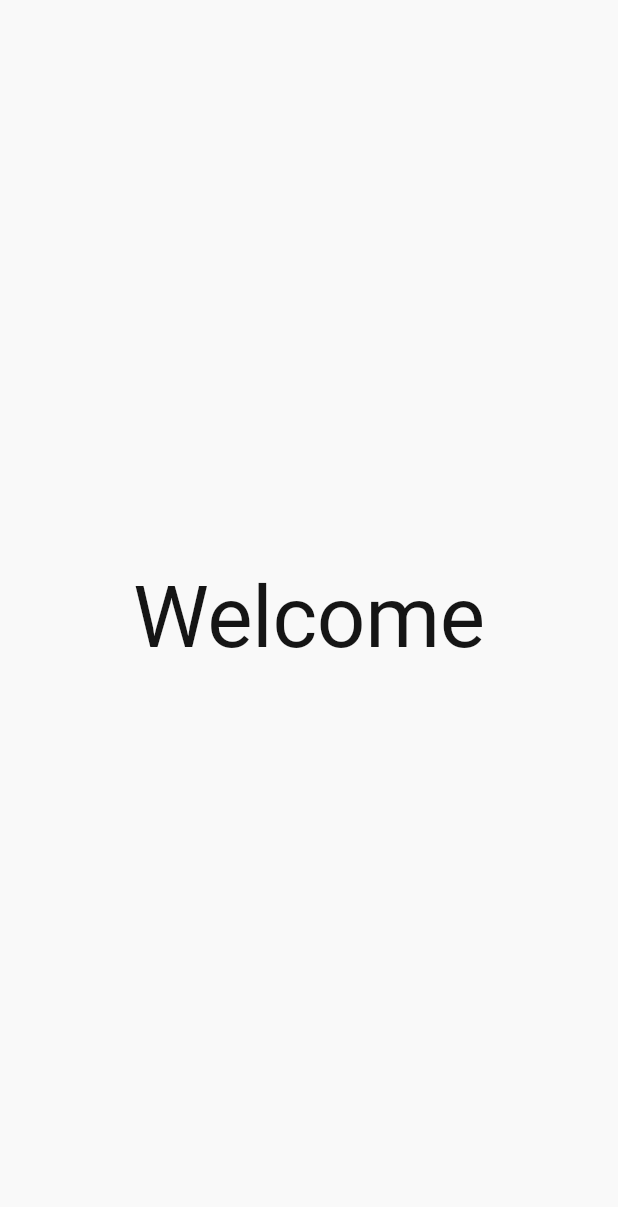
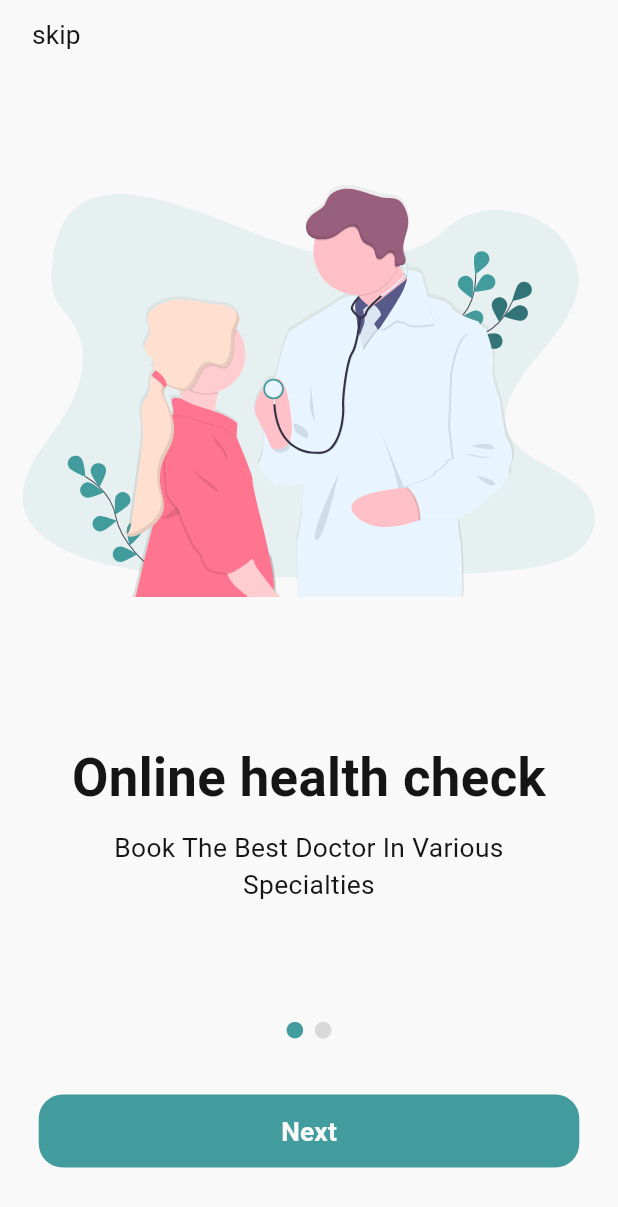
Before and after one commit to MHD912/medi_slot, a Flutter app: the screen it shows after launch, on a phone screen of 412 x 824 dp. Shown: the top 1207 px of the screen. Run offline on Flutter 3.47's test engine with Material 3 defaults, Android fonts, the phone set to English and light mode, and no system bars; our stand-ins replace easy_localization, flutter_bloc, flutter_screenutil, flutter_svg, get_it, go_router and 1 more.

Commit message:
Added `onboarding_page` design and logic.

```diff
--- a/assets/translations/ar.json
+++ b/assets/translations/ar.json
@@ -6,7 +6,7 @@
     "near_to_you": "قريب منك",
     "schedule_you_visit": "حدد موعد زيارتك في أي وقت يناسبك",
     "get_started": "ابدأ الآن",
-    "welcome": "مرحباً",
+    "welcome": "مرحباً !",
     "login": "تسجيل الدخول",
     "signup": "إنشاء حساب",
     "name": "الاسم",
--- a/assets/translations/en.json
+++ b/assets/translations/en.json
@@ -6,7 +6,7 @@
     "near_to_you": "Near To You",
     "schedule_you_visit": "Schedule Your Visit At Any Time That Suits You",
     "get_started": "Get Started",
-    "welcome": "Welcome",
+    "welcome": "Welcome !",
     "login": "Log In",
     "signup": "Sign Up",
     "name": "Name",
--- a/devtools_options.yaml
+++ b/devtools_options.yaml
@@ -1,3 +1,4 @@
 description: This file stores settings for Dart & Flutter DevTools.
 documentation: https://docs.flutter.dev/tools/devtools/extensions#configure-extension-enablement-states
 extensions:
+  - provider: true
--- /dev/null
+++ b/lib/core/constants/app_styles.dart
@@ -0,0 +1,27 @@
+import 'package:flutter/material.dart';
+import 'package:flutter_screenutil/flutter_screenutil.dart';
+
+class AppStyles {
+  static TextStyle f16w400OnSurface(BuildContext context) => TextStyle(
+        fontSize: 16.sp,
+        fontWeight: FontWeight.w400,
+        color: Theme.of(context).colorScheme.onSurface,
+      );
+
+  static TextStyle f16w700(BuildContext context) => TextStyle(
+        fontSize: 16.sp,
+        fontWeight: FontWeight.w700,
+      );
+
+  static TextStyle f32w700OnSurface(BuildContext context) => TextStyle(
+        fontSize: 32.sp,
+        fontWeight: FontWeight.w700,
+        color: Theme.of(context).colorScheme.onSurface,
+      );
+
+  static TextStyle f40w700OnSurface(BuildContext context) => TextStyle(
+        fontSize: 40.sp,
+        fontWeight: FontWeight.w700,
+        color: Theme.of(context).colorScheme.onSurface,
+      );
+}
--- a/lib/core/router/app_router.dart
+++ b/lib/core/router/app_router.dart
@@ -1,7 +1,9 @@
 import 'package:flutter/material.dart';
+import 'package:flutter_bloc/flutter_bloc.dart';
 import 'package:go_router/go_router.dart';
 
 import '../../features/home/page/home_page.dart';
+import '../../features/onboarding/onboarding_page/cubit/onboarding_cubit.dart';
 import '../../features/onboarding/onboarding_page/page/onboarding_page.dart';
 import '../../features/onboarding/welcome_page/page/welcome_page.dart';
 import '../../features/splash/page/splash_screen.dart';
@@ -20,7 +22,10 @@ class AppRouter {
             path: 'onboarding',
             name: AppRoutes.onboarding.name,
             pageBuilder: TransitionFactory.fadingPageBuilder(
-              child: const OnboardingPage(),
+              child: BlocProvider(
+                create: (context) => OnboardingCubit(),
+                child: OnboardingPage(),
+              ),
             ),
           ),
           GoRoute(
--- a/lib/features/onboarding/onboarding_page/cubit/onboarding_cubit.dart
+++ b/lib/features/onboarding/onboarding_page/cubit/onboarding_cubit.dart
@@ -1,8 +1,37 @@
 import 'package:flutter/material.dart';
 import 'package:flutter_bloc/flutter_bloc.dart';
+import 'package:shared_preferences/shared_preferences.dart';
+
+import '../../../../core/constants/app_preferences.dart';
+import '../../../../core/utilities/global_variables.dart';
 
 part 'onboarding_state.dart';
 
 class OnboardingCubit extends Cubit<OnboardingState> {
   OnboardingCubit() : super(OnboardingInitial());
+
+  final _preferences = getIt.get<SharedPreferences>();
+
+  int index = 0;
+  int lastSlideIndex = 1;
+
+  bool isLastSlide() => index == lastSlideIndex;
+
+  void skipSlides() {
+    emit(OnboardingSkip());
+  }
+
+  void nextSlide() {
+    if (index < lastSlideIndex) {
+      index++;
+      emit(OnboardingNext());
+    } else {
+      emit(OnboardingGetStarted());
+    }
+  }
+
+  // Update cache `is_first` key to `false`, so that the onboarding page doesn't show up anymore.
+  void invalidateFirstTimeLaunch() {
+    _preferences.setBool(AppPreferences.isFirst, false);
+  }
 }
--- a/lib/features/onboarding/onboarding_page/cubit/onboarding_state.dart
+++ b/lib/features/onboarding/onboarding_page/cubit/onboarding_state.dart
@@ -4,3 +4,9 @@ part of 'onboarding_cubit.dart';
 sealed class OnboardingState {}
 
 final class OnboardingInitial extends OnboardingState {}
+
+final class OnboardingSkip extends OnboardingState {}
+
+final class OnboardingNext extends OnboardingState {}
+
+final class OnboardingGetStarted extends OnboardingState {}
--- a/lib/features/onboarding/onboarding_page/page/onboarding_page.dart
+++ b/lib/features/onboarding/onboarding_page/page/onboarding_page.dart
@@ -1,22 +1,79 @@
-import 'package:easy_localization/easy_localization.dart';
 import 'package:flutter/material.dart';
+import 'package:flutter_bloc/flutter_bloc.dart';
+import 'package:go_router/go_router.dart';
 
+import '../../../../core/constants/app_assets.dart';
+import '../../../../core/constants/app_routes.dart';
 import '../../../../core/constants/app_strings.dart';
+import '../../../../shared/widgets/custom_material_button.dart';
+import '../cubit/onboarding_cubit.dart';
+import '../widgets/onboarding_carousel.dart';
+import '../widgets/onboarding_carousel_item.dart';
+import '../widgets/skip_button_widget.dart';
 
 class OnboardingPage extends StatelessWidget {
-  const OnboardingPage({super.key});
+  OnboardingPage({super.key});
+
+  final onboardingSlides = <OnBoardingCarouselItem>[
+    OnBoardingCarouselItem(
+      svgImage: AppAssets.scalable.onboarding1,
+      title: AppStrings.onlineHealthCheck,
+      description: AppStrings.bookTheBestDoctor,
+    ),
+    OnBoardingCarouselItem(
+      svgImage: AppAssets.scalable.onboarding2,
+      title: AppStrings.nearToYou,
+      description: AppStrings.scheduleYourVisit,
+    ),
+  ];
 
   @override
   Widget build(BuildContext context) {
-    return Scaffold(
-      body: Center(
-        child: Text(
-          AppStrings.welcome,
-          style: Theme.of(context).textTheme.displayLarge?.copyWith(
-                color: Theme.of(context).colorScheme.onPrimaryContainer,
+    final cubit = BlocProvider.of<OnboardingCubit>(context);
+    return BlocListener<OnboardingCubit, OnboardingState>(
+      listenWhen: (_, currentState) =>
+          currentState is OnboardingGetStarted ||
+          currentState is OnboardingSkip,
+      listener: (context, state) {
+        cubit.invalidateFirstTimeLaunch();
+        context.pushReplacementNamed(AppRoutes.welcome.name);
+      },
+      child: Scaffold(
+        body: SafeArea(
+          child: Column(
+            children: [
+              Row(
+                children: [
+                  SkipButtonWidget(),
+                ],
               ),
-        ).tr(),
+              Spacer(),
+              Expanded(
+                flex: 14,
+                child: OnboardingCarousel(
+                  onboardingSlides: onboardingSlides,
+                ),
+              ),
+              _primaryButton(context),
+              Spacer(),
+            ],
+          ),
+        ),
       ),
     );
   }
+
+  Widget _primaryButton(BuildContext context) {
+    final cubit = BlocProvider.of<OnboardingCubit>(context);
+    return BlocBuilder<OnboardingCubit, OnboardingState>(
+      buildWhen: (_, currentState) => currentState is OnboardingNext,
+      builder: (context, state) {
+        return CustomMaterialButton(
+          label:
+              (cubit.isLastSlide()) ? AppStrings.getStarted : AppStrings.next,
+          onPressed: () => cubit.nextSlide(),
+        );
+      },
+    );
+  }
 }
--- /dev/null
+++ b/lib/features/onboarding/onboarding_page/widgets/onboarding_carousel.dart
@@ -0,0 +1,56 @@
+import 'package:flutter/material.dart';
+import 'package:flutter_bloc/flutter_bloc.dart';
+import 'package:flutter_screenutil/flutter_screenutil.dart';
+
+import '../cubit/onboarding_cubit.dart';
+import 'onboarding_carousel_item.dart';
+
+class OnboardingCarousel extends StatelessWidget {
+  final List<OnBoardingCarouselItem> onboardingSlides;
+  const OnboardingCarousel({
+    super.key,
+    required this.onboardingSlides,
+  });
+
+  @override
+  Widget build(BuildContext context) {
+    final cubit = BlocProvider.of<OnboardingCubit>(context);
+
+    final carouselProgressIcons = List<Widget>.generate(
+      cubit.lastSlideIndex + 1,
+      (index) => BlocBuilder<OnboardingCubit, OnboardingState>(
+        buildWhen: (_, currentState) => currentState is OnboardingNext,
+        builder: (context, state) {
+          return Icon(
+            Icons.circle,
+            size: 12.sp,
+            color: (index <= cubit.index)
+                ? Theme.of(context).colorScheme.primary
+                : Theme.of(context).colorScheme.outline,
+          );
+        },
+      ),
+    );
+
+    return Column(
+      children: [
+        Expanded(
+          flex: 12,
+          child: BlocBuilder<OnboardingCubit, OnboardingState>(
+            buildWhen: (_, currentState) => currentState is OnboardingNext,
+            builder: (context, state) => onboardingSlides[cubit.index],
+          ),
+        ),
+        Spacer(),
+        Expanded(
+          flex: 2,
+          child: Row(
+            spacing: 5.sp,
+            mainAxisAlignment: MainAxisAlignment.center,
+            children: carouselProgressIcons,
+          ),
+        ),
+      ],
+    );
+  }
+}
--- /dev/null
+++ b/lib/features/onboarding/onboarding_page/widgets/onboarding_carousel_item.dart
@@ -0,0 +1,50 @@
+import 'package:easy_localization/easy_localization.dart';
+import 'package:flutter/material.dart';
+import 'package:flutter_screenutil/flutter_screenutil.dart';
+import 'package:flutter_svg/svg.dart';
+
+import '../../../../core/constants/app_styles.dart';
+
+class OnBoardingCarouselItem extends StatelessWidget {
+  final String svgImage, title, description;
+  const OnBoardingCarouselItem({
+    super.key,
+    required this.svgImage,
+    required this.title,
+    required this.description,
+  });
+
+  @override
+  Widget build(BuildContext context) {
+    return Column(
+      children: [
+        Spacer(),
+        SvgPicture.asset(
+          svgImage,
+          height: 271.h,
+        ),
+        Spacer(
+          flex: 3,
+        ),
+        Column(
+          spacing: 8.h,
+          children: [
+            Text(
+              title,
+              textAlign: TextAlign.center,
+              style: AppStyles.f32w700OnSurface(context),
+            ).tr(),
+            SizedBox(
+              width: 273.w,
+              child: Text(
+                description,
+                textAlign: TextAlign.center,
+                style: AppStyles.f16w400OnSurface(context),
+              ).tr(),
+            ),
+          ],
+        ),
+      ],
+    );
+  }
+}
--- /dev/null
+++ b/lib/features/onboarding/onboarding_page/widgets/skip_button_widget.dart
@@ -0,0 +1,45 @@
+import 'package:easy_localization/easy_localization.dart';
+import 'package:flutter/material.dart';
+import 'package:flutter_bloc/flutter_bloc.dart';
+import 'package:flutter_screenutil/flutter_screenutil.dart';
+
+import '../../../../core/constants/app_strings.dart';
+import '../../../../core/constants/app_styles.dart';
+import '../cubit/onboarding_cubit.dart';
+
+class SkipButtonWidget extends StatelessWidget {
+  const SkipButtonWidget({
+    super.key,
+  });
+
+  @override
+  Widget build(BuildContext context) {
+    final cubit = BlocProvider.of<OnboardingCubit>(context);
+    return Container(
+      height: 45.h,
+      padding: EdgeInsets.all(5.sp),
+      child: BlocBuilder<OnboardingCubit, OnboardingState>(
+        buildWhen: (_, currentState) => currentState is OnboardingNext,
+        builder: (context, state) {
+          return Visibility(
+            visible: !cubit.isLastSlide(),
+            child: TextButton(
+              onPressed: () {
+                cubit.skipSlides();
+              },
+              style: ButtonStyle(
+                padding: WidgetStatePropertyAll(
+                  EdgeInsets.zero,
+                ),
+              ),
+              child: Text(
+                AppStrings.skip,
+                style: AppStyles.f16w400OnSurface(context),
+              ).tr(),
+            ),
+          );
+        },
+      ),
+    );
+  }
+}
--- a/lib/features/splash/cubit/splash_cubit.dart
+++ b/lib/features/splash/cubit/splash_cubit.dart
@@ -36,7 +36,7 @@ class SplashCubit extends Cubit<SplashState> {
     }
 
     final isLoggedIn = preferences.getBool(AppPreferences.isLoggedIn);
-    if (isLoggedIn != false) {
+    if (isLoggedIn == true) {
       emit(
         SplashEnd(
           routeName: AppRoutes.home.name,
--- a/lib/main_app.dart
+++ b/lib/main_app.dart
@@ -2,8 +2,8 @@ import 'package:easy_localization/easy_localization.dart';
 import 'package:flutter/material.dart';
 import 'package:flutter_bloc/flutter_bloc.dart';
 import 'package:flutter_screenutil/flutter_screenutil.dart';
-import 'package:medi_slot/core/router/app_router.dart';
 
+import 'core/router/app_router.dart';
 import 'core/theme/app_theme.dart';
 import 'core/utilities/global_variables.dart';
 import 'shared/theme/cubit/theme_cubit.dart';
--- a/lib/shared/theme/cubit/theme_cubit.dart
+++ b/lib/shared/theme/cubit/theme_cubit.dart
@@ -1,8 +1,9 @@
 import 'package:flutter/material.dart';
 import 'package:flutter_bloc/flutter_bloc.dart';
-import 'package:medi_slot/core/constants/app_preferences.dart';
-import 'package:medi_slot/core/utilities/global_variables.dart';
 import 'package:shared_preferences/shared_preferences.dart';
+
+import '../../../core/constants/app_preferences.dart';
+import '../../../core/utilities/global_variables.dart';
 
 part 'theme_state.dart';
 
--- /dev/null
+++ b/lib/shared/widgets/custom_material_button.dart
@@ -0,0 +1,43 @@
+import 'package:easy_localization/easy_localization.dart';
+import 'package:flutter/material.dart';
+import 'package:flutter_screenutil/flutter_screenutil.dart';
+
+import '../../core/constants/app_styles.dart';
+
+class CustomMaterialButton extends StatelessWidget {
+  final String label;
+  final void Function() onPressed;
+  final Color? color;
+  final TextStyle? labelStyle;
+
+  const CustomMaterialButton({
+    super.key,
+    required this.label,
+    required this.onPressed,
+    this.color,
+    this.labelStyle,
+  });
+
+  @override
+  Widget build(BuildContext context) {
+    return MaterialButton(
+      onPressed: onPressed,
+      height: 48.h,
+      minWidth: 328.w,
+      elevation: 0,
+      focusElevation: 0,
+      highlightElevation: 0,
+      color: color ?? Theme.of(context).colorScheme.primary,
+      shape: RoundedRectangleBorder(
+        borderRadius: BorderRadius.circular(16),
+      ),
+      child: Text(
+        label,
+        style: labelStyle ??
+            AppStyles.f16w700(context).copyWith(
+              color: Theme.of(context).colorScheme.onPrimary,
+            ),
+      ).tr(),
+    );
+  }
+}
```
